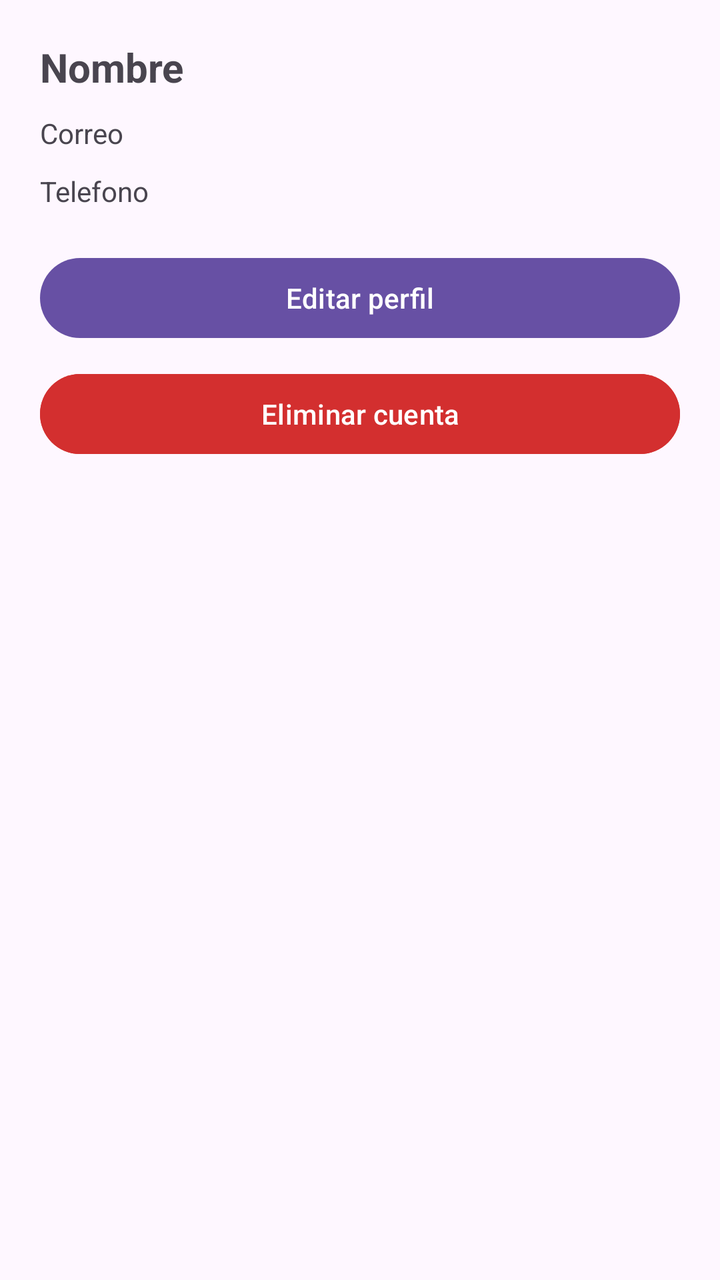
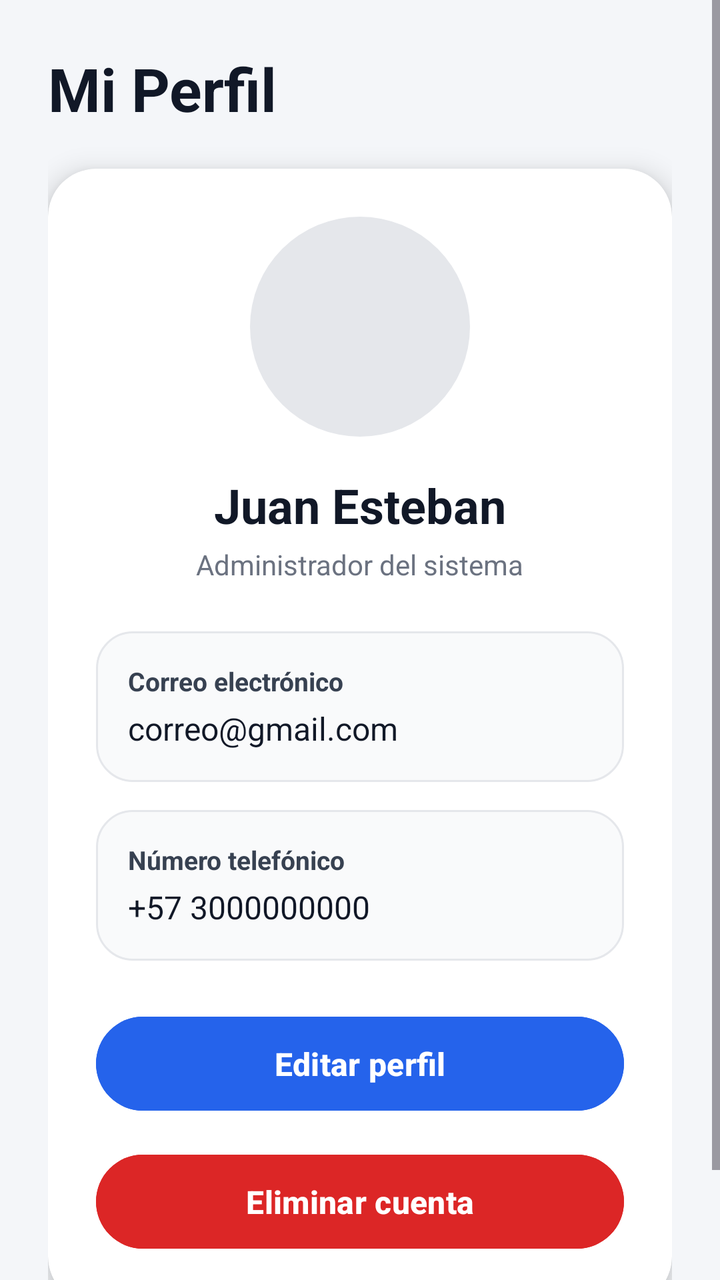

Before-and-after screenshots of an Android layout around one commit, followed by the original layout XML and the change that was made.
<!-- AndroidManifest.xml: activity theme Theme.Asistencia -->
<!-- res/layout/activity_perfil.xml -->
<?xml version="1.0" encoding="utf-8"?>
<ScrollView xmlns:android="http://schemas.android.com/apk/res/android"
    android:layout_width="match_parent"
    android:layout_height="match_parent">

    <LinearLayout
        android:layout_width="match_parent"
        android:layout_height="wrap_content"
        android:orientation="vertical"
        android:padding="20dp">

        <TextView
            android:id="@+id/tvUsuarioPerfil"
            android:layout_width="wrap_content"
            android:layout_height="wrap_content"
            android:text="Nombre"
            android:textSize="20sp"
            android:textStyle="bold"/>

        <TextView
            android:id="@+id/tvCorreoPerfil"
            android:layout_width="wrap_content"
            android:layout_height="wrap_content"
            android:text="Correo"
            android:layout_marginTop="10dp"/>

        <TextView
            android:id="@+id/tvTelefonoPerfil"
            android:layout_width="wrap_content"
            android:layout_height="wrap_content"
            android:text="Telefono"
            android:layout_marginTop="10dp"/>

        <Button
            android:id="@+id/btnEditarPerfil"
            android:layout_width="match_parent"
            android:layout_height="wrap_content"
            android:text="Editar perfil"
            android:layout_marginTop="20dp"/>

        <Button
            android:id="@+id/btnEliminarPerfil"
            android:layout_width="match_parent"
            android:layout_height="wrap_content"
            android:text="Eliminar cuenta"
            android:backgroundTint="#D32F2F"
            android:textColor="#FFFFFF"
            android:layout_marginTop="10dp"/>

    </LinearLayout>

</ScrollView>
<!-- resources referenced by this layout -->
<resources>
  <style name="Theme.Asistencia" parent="Base.Theme.Asistencia" />
  <style name="Base.Theme.Asistencia" parent="Theme.Material3.DayNight.NoActionBar">
          
          
      </style>
</resources>

<!-- the commit's change to res/layout/activity_perfil.xml (unified diff, before → after) -->
@@ -1,51 +1,157 @@
 <?xml version="1.0" encoding="utf-8"?>
 <ScrollView xmlns:android="http://schemas.android.com/apk/res/android"
+    xmlns:app="http://schemas.android.com/apk/res-auto"
     android:layout_width="match_parent"
-    android:layout_height="match_parent">
+    android:layout_height="match_parent"
+    android:background="#F4F6F9">
 
     <LinearLayout
         android:layout_width="match_parent"
         android:layout_height="wrap_content"
         android:orientation="vertical"
-        android:padding="20dp">
+        android:padding="24dp">
 
+        
         <TextView
-            android:id="@+id/tvUsuarioPerfil"
             android:layout_width="wrap_content"
             android:layout_height="wrap_content"
-            android:text="Nombre"
-            android:textSize="20sp"
-            android:textStyle="bold"/>
+            android:text="Mi Perfil"
+            android:textSize="30sp"
+            android:textStyle="bold"
+            android:textColor="#111827"
+            android:layout_marginBottom="20dp" />
 
-        <TextView
-            android:id="@+id/tvCorreoPerfil"
-            android:layout_width="wrap_content"
-            android:layout_height="wrap_content"
-            android:text="Correo"
-            android:layout_marginTop="10dp"/>
-
-        <TextView
-            android:id="@+id/tvTelefonoPerfil"
-            android:layout_width="wrap_content"
-            android:layout_height="wrap_content"
-            android:text="Telefono"
-            android:layout_marginTop="10dp"/>
-
-        <Button
-            android:id="@+id/btnEditarPerfil"
+        
+        <androidx.cardview.widget.CardView
             android:layout_width="match_parent"
             android:layout_height="wrap_content"
-            android:text="Editar perfil"
-            android:layout_marginTop="20dp"/>
+            app:cardCornerRadius="24dp"
+            app:cardElevation="8dp"
+            android:layout_marginBottom="24dp"
+            android:backgroundTint="#FFFFFF">
 
-        <Button
-            android:id="@+id/btnEliminarPerfil"
-            android:layout_width="match_parent"
-            android:layout_height="wrap_content"
-            android:text="Eliminar cuenta"
-            android:backgroundTint="#D32F2F"
-            android:textColor="#FFFFFF"
-            android:layout_marginTop="10dp"/>
+            <LinearLayout
+                android:layout_width="match_parent"
+                android:layout_height="wrap_content"
+                android:orientation="vertical"
+                android:padding="24dp">
+
+                
+                <ImageView
+                    android:id="@+id/imgPerfil"
+                    android:layout_width="110dp"
+                    android:layout_height="110dp"
+                    android:layout_gravity="center"
+                    android:src="@android:drawable/sym_def_app_icon"
+                    android:scaleType="centerCrop"
+                    android:background="@drawable/bg_avatar"
+                    android:padding="12dp" />
+
+                
+                <TextView
+                    android:id="@+id/tvUsuarioPerfil"
+                    android:layout_width="wrap_content"
+                    android:layout_height="wrap_content"
+                    android:text="Juan Esteban"
+                    android:textSize="24sp"
+                    android:textStyle="bold"
+                    android:textColor="#111827"
+                    android:layout_gravity="center"
+                    android:layout_marginTop="18dp" />
+
+                
+                <TextView
+                    android:layout_width="wrap_content"
+                    android:layout_height="wrap_content"
+                    android:text="Administrador del sistema"
+                    android:textSize="14sp"
+                    android:textColor="#6B7280"
+                    android:layout_gravity="center"
+                    android:layout_marginTop="4dp"
+                    android:layout_marginBottom="24dp"/>
+
+                
+                <LinearLayout
+                    android:layout_width="match_parent"
+                    android:layout_height="wrap_content"
+                    android:orientation="vertical"
+                    android:background="@drawable/bg_info"
+                    android:padding="16dp"
+                    android:layout_marginBottom="14dp">
+
+                    <TextView
+                        android:layout_width="wrap_content"
+                        android:layout_height="wrap_content"
+                        android:text="Correo electrónico"
+                        android:textStyle="bold"
+                        android:textColor="#374151"
+                        android:textSize="13sp"/>
+
+                    <TextView
+                        android:id="@+id/tvCorreoPerfil"
+                        android:layout_width="wrap_content"
+                        android:layout_height="wrap_content"
+                        android:text="correo@gmail.com"
+                        android:textSize="16sp"
+                        android:textColor="#111827"
+                        android:layout_marginTop="4dp"/>
+                </LinearLayout>
+
+                
+                <LinearLayout
+                    android:layout_width="match_parent"
+                    android:layout_height="wrap_content"
+                    android:orientation="vertical"
+                    android:background="@drawable/bg_info"
+                    android:padding="16dp"
+                    android:layout_marginBottom="24dp">
+
+                    <TextView
+                        android:layout_width="wrap_content"
+                        android:layout_height="wrap_content"
+                        android:text="Número telefónico"
+                        android:textStyle="bold"
+                        android:textColor="#374151"
+                        android:textSize="13sp"/>
+
+                    <TextView
+                        android:id="@+id/tvTelefonoPerfil"
+                        android:layout_width="wrap_content"
+                        android:layout_height="wrap_content"
+                        android:text="+57 3000000000"
+                        android:textSize="16sp"
+                        android:textColor="#111827"
+                        android:layout_marginTop="4dp"/>
+                </LinearLayout>
+
+                
+                <Button
+                    android:id="@+id/btnEditarPerfil"
+                    android:layout_width="match_parent"
+                    android:layout_height="55dp"
+                    android:text="Editar perfil"
+                    android:textAllCaps="false"
+                    android:textSize="16sp"
+                    android:textStyle="bold"
+                    android:textColor="#FFFFFF"
+                    android:backgroundTint="#2563EB"
+                    android:layout_marginBottom="14dp"/>
+
+                
+                <Button
+                    android:id="@+id/btnEliminarPerfil"
+                    android:layout_width="match_parent"
+                    android:layout_height="55dp"
+                    android:text="Eliminar cuenta"
+                    android:textAllCaps="false"
+                    android:textSize="16sp"
+                    android:textStyle="bold"
+                    android:textColor="#FFFFFF"
+                    android:backgroundTint="#DC2626"/>
+
+            </LinearLayout>
+
+        </androidx.cardview.widget.CardView>
 
     </LinearLayout>
 
<!-- resource entries referenced after the edit -->
@@ -1,5 +1,27 @@
 <!-- resources referenced by this layout -->
 <resources>
+  <!-- drawable bg_avatar (drawable) -->
+  <?xml version="1.0" encoding="utf-8"?>
+  <shape xmlns:android="http://schemas.android.com/apk/res/android">
+  
+      <solid android:color="#E5E7EB"/>
+  
+      <corners android:radius="100dp"/>
+  
+  </shape>
+  <!-- drawable bg_info (drawable) -->
+  <?xml version="1.0" encoding="utf-8"?>
+  <shape xmlns:android="http://schemas.android.com/apk/res/android">
+  
+      <solid android:color="#F9FAFB"/>
+  
+      <corners android:radius="18dp"/>
+  
+      <stroke
+          android:width="1dp"
+          android:color="#E5E7EB"/>
+  
+  </shape>
   <style name="Theme.Asistencia" parent="Base.Theme.Asistencia" />
   <style name="Base.Theme.Asistencia" parent="Theme.Material3.DayNight.NoActionBar">
           
